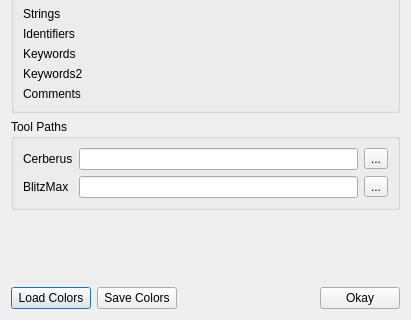
Old version of the form src/ted/prefsdialog.ui in the repository PhilMoe/cerberus; both pictures show x 0 to 411 and y 572 to 892 of the 411 by 892 pixel window.
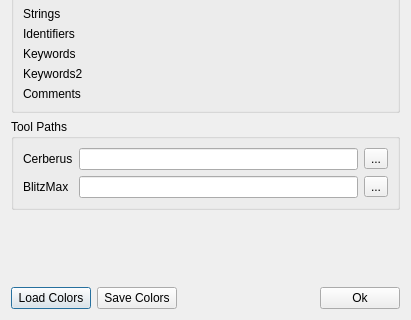
New version of the form. Custom widgets are drawn as their Qt base class.

Patch:
```diff
--- a/src/ted/prefsdialog.ui
+++ b/src/ted/prefsdialog.ui
@@ -531,7 +531,7 @@
         <string notr="true"/>
        </property>
        <property name="text">
-        <string>Okay</string>
+        <string>Ok</string>
        </property>
       </widget>
      </item>
```
